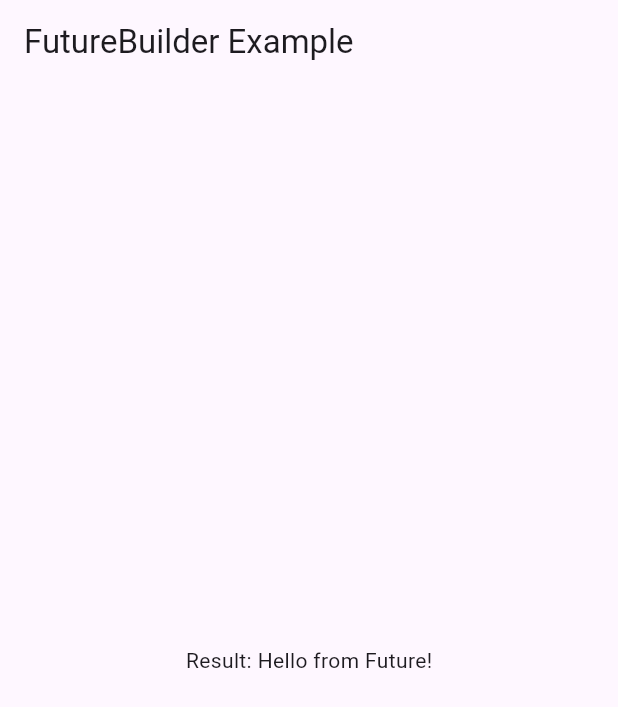
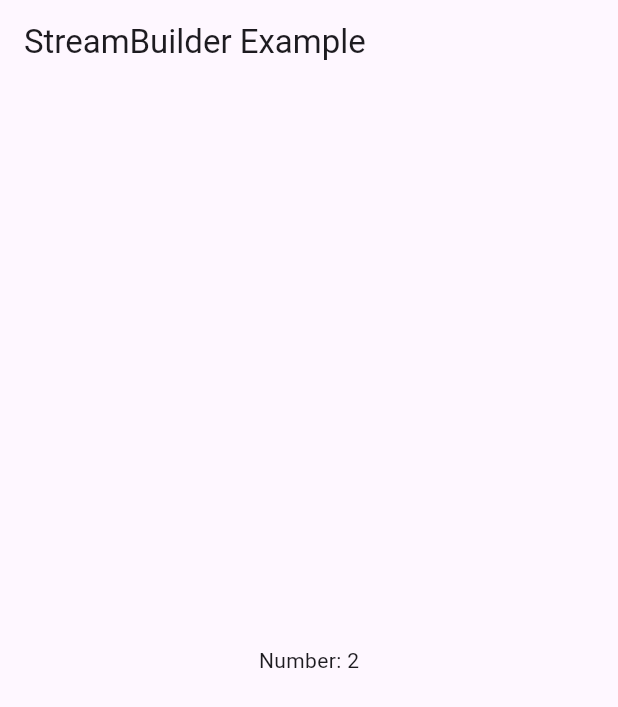
Before and after one commit to Hassanulhaq52/Flutter-Teaching, a Flutter app: the screen it shows after launch, on a phone screen of 412 x 824 dp. Shown: the top 707 px of the screen. Run offline on Flutter 3.47's test engine with Material 3 defaults, Android fonts, the phone set to English and light mode, and no system bars.

Commit message:
Stream Builder Screen.

```diff
--- /dev/null
+++ b/lib/builders/stream_builder_screen.dart
@@ -0,0 +1,37 @@
+import 'dart:async';
+import 'package:flutter/material.dart';
+
+
+Stream<int> generateNumbers() async* {
+  int count = 0;
+  while (true) {
+    await Future.delayed(Duration(seconds: 2));
+    yield count++;
+  }
+}
+
+class StreamBuilderScreen extends StatelessWidget {
+  @override
+  Widget build(BuildContext context) {
+    return Scaffold(
+        appBar: AppBar(
+          title: Text('StreamBuilder Example'),
+        ),
+        body: Center(
+          child: StreamBuilder(
+            stream: generateNumbers(),
+            builder: (context, snapshot) {
+              if (snapshot.connectionState == ConnectionState.waiting) {
+                return CircularProgressIndicator();
+              } else if (snapshot.hasError) {
+                return Text('Error: ${snapshot.error}');
+              } else {
+                return Text('Number: ${snapshot.data}');
+              }
+            },
+          ),
+        ),
+      );
+
+  }
+}
--- a/lib/main.dart
+++ b/lib/main.dart
@@ -82,6 +82,7 @@
 import 'package:app/Provider/increament_provider.dart';
 import 'package:app/builders/future_builder_screen.dart';
 import 'package:app/builders/splash_screen.dart';
+import 'package:app/builders/stream_builder_screen.dart';
 import 'package:app/controllers/scroll_controller_screen.dart';
 import 'package:app/controllers/text_editing_controller_screen.dart';
 import 'package:app/drawer_screen.dart';
@@ -111,7 +112,7 @@ class MyApp extends StatelessWidget {
       theme: ThemeData.light(),
       darkTheme: ThemeData.dark(),
       themeMode: ThemeMode.system,
-      home: SplashScreen()
+      home: StreamBuilderScreen()
     );
   }
 }
```
